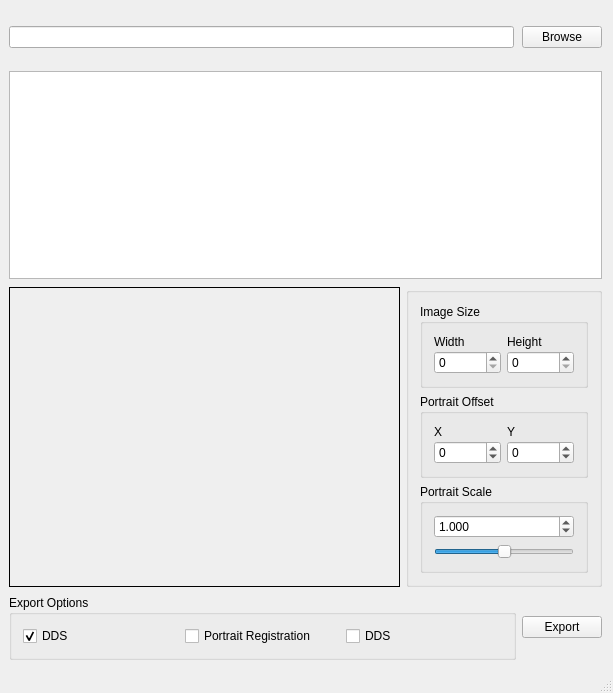
The window that PngPortrait2DDS/PngPortrait2DDS.ui (Elivicti/PngPortrait2DDS) describes before a commit, drawn with Qt 5.
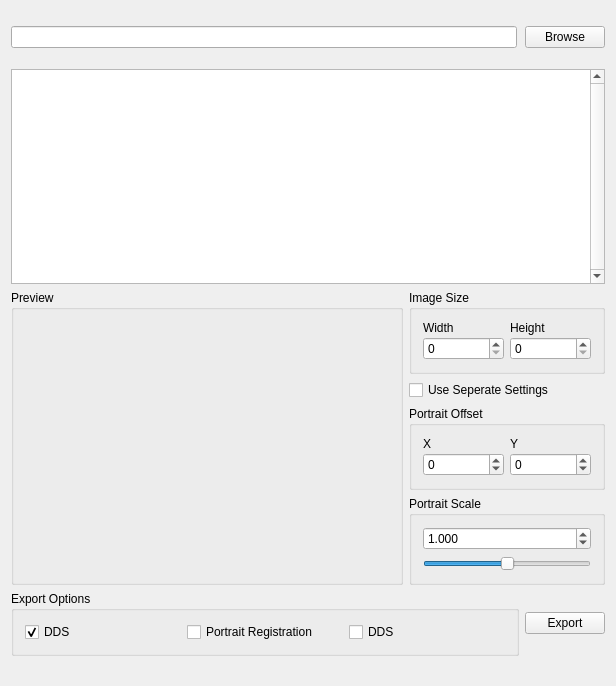
The same window after the commit. Custom widgets are drawn as their Qt base class.

Commit message: 完善预览窗口的缩放功能

```diff
--- a/PngPortrait2DDS/PngPortrait2DDS.ui
+++ b/PngPortrait2DDS/PngPortrait2DDS.ui
@@ -6,21 +6,15 @@
    <rect>
     <x>0</x>
     <y>0</y>
-    <width>613</width>
-    <height>693</height>
+    <width>616</width>
+    <height>686</height>
    </rect>
   </property>
   <property name="windowTitle">
    <string>PngPortrait2DDS</string>
   </property>
   <widget class="QWidget" name="centralWidget">
-   <layout class="QVBoxLayout" name="verticalLayout_2" stretch="0,1,1,0">
-    <property name="spacing">
-     <number>8</number>
-    </property>
-    <property name="leftMargin">
-     <number>9</number>
-    </property>
+   <layout class="QVBoxLayout" name="verticalLayout_7" stretch="0,1,1,0">
     <item>
      <layout class="QHBoxLayout" name="horizontalLayout" stretch="1,0">
       <property name="spacing">
@@ -70,27 +64,42 @@
      </layout>
     </item>
     <item>
-     <widget class="QListView" name="lvPngItems">
+     <widget class="PortraitTableView" name="tbvPngItems">
       <property name="frameShape">
        <enum>QFrame::StyledPanel</enum>
       </property>
       <property name="frameShadow">
        <enum>QFrame::Plain</enum>
       </property>
+      <property name="verticalScrollBarPolicy">
+       <enum>Qt::ScrollBarAlwaysOn</enum>
+      </property>
+      <property name="horizontalScrollBarPolicy">
+       <enum>Qt::ScrollBarAlwaysOff</enum>
+      </property>
       <property name="editTriggers">
        <set>QAbstractItemView::NoEditTriggers</set>
       </property>
+      <property name="selectionMode">
+       <enum>QAbstractItemView::SingleSelection</enum>
+      </property>
+      <property name="selectionBehavior">
+       <enum>QAbstractItemView::SelectRows</enum>
+      </property>
+      <property name="verticalScrollMode">
+       <enum>QAbstractItemView::ScrollPerPixel</enum>
+      </property>
+      <attribute name="verticalHeaderVisible">
+       <bool>false</bool>
+      </attribute>
      </widget>
     </item>
     <item>
      <layout class="QHBoxLayout" name="horizontalLayout_4" stretch="2,1">
       <item>
-       <widget class="QFrame" name="fmPreview">
-        <property name="frameShape">
-         <enum>QFrame::Box</enum>
-        </property>
-        <property name="frameShadow">
-         <enum>QFrame::Plain</enum>
+       <widget class="QGroupBox" name="fmPreview">
+        <property name="title">
+         <string>Preview</string>
         </property>
         <widget class="PreviewWidget" name="wPreview" native="true">
          <property name="geometry">
@@ -105,11 +114,7 @@
        </widget>
       </item>
       <item>
-       <widget class="QGroupBox" name="gbImageSettings">
-        <property name="title">
-         <string/>
-        </property>
-        <layout class="QVBoxLayout" name="verticalLayout_7">
+       <layout class="QVBoxLayout" name="verticalLayout_2">
          <item>
           <widget class="QGroupBox" name="gbImageSize">
            <property name="title">
@@ -161,6 +166,13 @@
            </layout>
           </widget>
          </item>
+        <item>
+         <widget class="QCheckBox" name="checkBox_4">
+          <property name="text">
+           <string>Use Seperate Settings</string>
+          </property>
+         </widget>
+        </item>
          <item>
           <widget class="QGroupBox" name="gbPortraitOffset">
            <property name="title">
@@ -243,10 +255,10 @@
             <item>
              <widget class="QSlider" name="hsldPotraitScale">
               <property name="maximum">
-               <number>200</number>
+              <number>2000</number>
               </property>
               <property name="value">
-               <number>100</number>
+              <number>1000</number>
               </property>
               <property name="orientation">
                <enum>Qt::Horizontal</enum>
@@ -263,7 +275,6 @@
           </widget>
          </item>
         </layout>
-       </widget>
       </item>
      </layout>
     </item>
@@ -323,7 +334,11 @@
     </rect>
    </property>
   </widget>
-  <widget class="QStatusBar" name="statusBar"/>
+  <widget class="QStatusBar" name="statusBar">
+   <property name="sizeGripEnabled">
+    <bool>false</bool>
+   </property>
+  </widget>
  </widget>
  <layoutdefault spacing="6" margin="11"/>
  <customwidgets>
@@ -333,6 +348,11 @@
    <header>PreviewWidget.h</header>
    <container>1</container>
   </customwidget>
+  <customwidget>
+   <class>PortraitTableView</class>
+   <extends>QTableView</extends>
+   <header>PortraitTableView.h</header>
+  </customwidget>
  </customwidgets>
  <resources>
   <include location="PngPortrait2DDS.qrc"/>
```
Left out of the diff: 2 changed lines with no effect on the pictures. Lines whose indentation alone changed are shown as unchanged. The commit also changes 6 other files.
